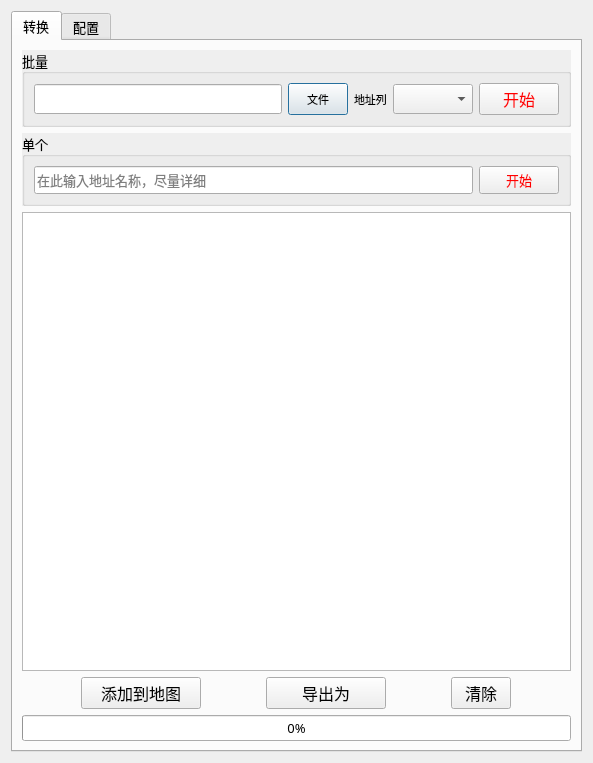
WShihan/GeocodeCN, file GeocodeCN_dialog_base.ui: the form before one commit.
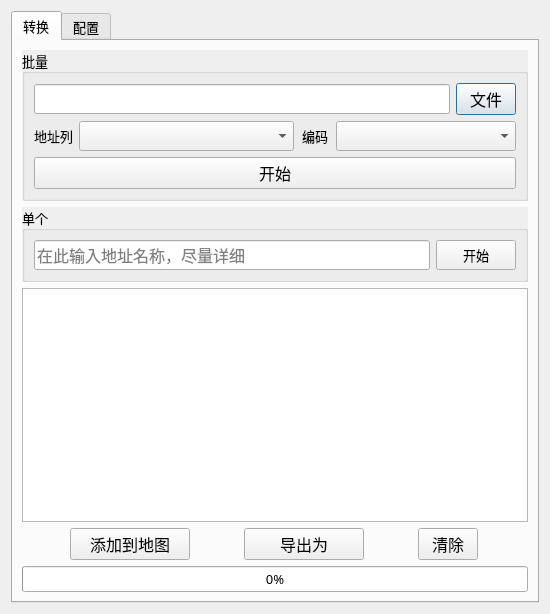
The form after the commit.

Commit message: feat: add encoding option

What changed in the file:
```diff
--- a/GeocodeCN_dialog_base.ui
+++ b/GeocodeCN_dialog_base.ui
@@ -2,14 +2,23 @@
 <ui version="4.0">
  <class>GeocodeCNDialogBase</class>
  <widget class="QDialog" name="GeocodeCNDialogBase">
+  <property name="enabled">
+   <bool>true</bool>
+  </property>
   <property name="geometry">
    <rect>
     <x>0</x>
     <y>0</y>
-    <width>593</width>
-    <height>763</height>
+    <width>550</width>
+    <height>614</height>
    </rect>
   </property>
+  <property name="minimumSize">
+   <size>
+    <width>550</width>
+    <height>550</height>
+   </size>
+  </property>
   <property name="windowTitle">
    <string>GeocodeCN</string>
   </property>
@@ -41,9 +50,9 @@
          <property name="title">
           <string>批量</string>
          </property>
-         <layout class="QHBoxLayout" name="horizontalLayout_4">
+         <layout class="QVBoxLayout" name="verticalLayout_7">
           <item>
-           <layout class="QHBoxLayout" name="horizontalLayout">
+           <layout class="QHBoxLayout" name="horizontalLayout_4">
             <item>
              <widget class="QLineEdit" name="le_file">
               <property name="minimumSize">
@@ -58,13 +67,22 @@
                 <height>60</height>
                </size>
               </property>
+              <property name="font">
+               <font>
+                <family>.AppleSystemUIFont</family>
+                <pointsize>12</pointsize>
+               </font>
+              </property>
+              <property name="readOnly">
+               <bool>true</bool>
+              </property>
              </widget>
             </item>
             <item>
              <widget class="QPushButton" name="btn_file">
               <property name="minimumSize">
                <size>
-                <width>40</width>
+                <width>60</width>
                 <height>20</height>
                </size>
               </property>
@@ -76,8 +94,8 @@
               </property>
               <property name="font">
                <font>
-                <family>微软雅黑</family>
-                <pointsize>8</pointsize>
+                <family>Heiti SC</family>
+                <pointsize>12</pointsize>
                </font>
               </property>
               <property name="cursor">
@@ -91,24 +109,28 @@
               </property>
              </widget>
             </item>
+           </layout>
+          </item>
+          <item>
+           <layout class="QHBoxLayout" name="horizontalLayout_12">
             <item>
              <widget class="QLabel" name="label">
+              <property name="sizePolicy">
+               <sizepolicy hsizetype="Maximum" vsizetype="Preferred">
+                <horstretch>0</horstretch>
+                <verstretch>0</verstretch>
+               </sizepolicy>
+              </property>
               <property name="minimumSize">
                <size>
                 <width>30</width>
                 <height>20</height>
                </size>
               </property>
-              <property name="maximumSize">
-               <size>
-                <width>60</width>
-                <height>40</height>
-               </size>
-              </property>
               <property name="font">
                <font>
-                <family>黑体</family>
-                <pointsize>8</pointsize>
+                <family>.AppleSystemUIFont</family>
+                <pointsize>10</pointsize>
                </font>
               </property>
               <property name="toolTip">
@@ -117,13 +139,69 @@
               <property name="text">
                <string>地址列</string>
               </property>
+              <property name="alignment">
+               <set>Qt::AlignCenter</set>
+              </property>
              </widget>
             </item>
             <item>
              <widget class="QComboBox" name="cb">
+              <property name="sizePolicy">
+               <sizepolicy hsizetype="Minimum" vsizetype="Fixed">
+                <horstretch>0</horstretch>
+                <verstretch>0</verstretch>
+               </sizepolicy>
+              </property>
               <property name="minimumSize">
                <size>
-                <width>80</width>
+                <width>180</width>
+                <height>30</height>
+               </size>
+              </property>
+              <property name="font">
+               <font>
+                <family>.AppleSystemUIFont</family>
+                <pointsize>12</pointsize>
+               </font>
+              </property>
+             </widget>
+            </item>
+            <item>
+             <widget class="QLabel" name="lbl_encoding">
+              <property name="sizePolicy">
+               <sizepolicy hsizetype="Maximum" vsizetype="Preferred">
+                <horstretch>0</horstretch>
+                <verstretch>0</verstretch>
+               </sizepolicy>
+              </property>
+              <property name="minimumSize">
+               <size>
+                <width>30</width>
+                <height>20</height>
+               </size>
+              </property>
+              <property name="font">
+               <font>
+                <family>.AppleSystemUIFont</family>
+                <pointsize>10</pointsize>
+               </font>
+              </property>
+              <property name="toolTip">
+               <string>用作地理编码的列</string>
+              </property>
+              <property name="text">
+               <string>编码</string>
+              </property>
+              <property name="alignment">
+               <set>Qt::AlignCenter</set>
+              </property>
+             </widget>
+            </item>
+            <item>
+             <widget class="QComboBox" name="cb_encoding">
+              <property name="minimumSize">
+               <size>
+                <width>180</width>
                 <height>30</height>
                </size>
               </property>
@@ -133,44 +211,53 @@
                 <height>30</height>
                </size>
               </property>
-             </widget>
-            </item>
-            <item>
-             <widget class="QPushButton" name="btn_start">
-              <property name="minimumSize">
-               <size>
-                <width>80</width>
-                <height>20</height>
-               </size>
-              </property>
-              <property name="maximumSize">
-               <size>
-                <width>120</width>
-                <height>40</height>
-               </size>
-              </property>
               <property name="font">
                <font>
-                <family>黑体</family>
+                <family>.AppleSystemUIFont</family>
                 <pointsize>12</pointsize>
                </font>
               </property>
-              <property name="cursor">
-               <cursorShape>PointingHandCursor</cursorShape>
-              </property>
-              <property name="toolTip">
-               <string>开始编码</string>
-              </property>
-              <property name="styleSheet">
-               <string notr="true">color:red;</string>
-              </property>
-              <property name="text">
-               <string>开始</string>
+              <property name="currentText">
+               <string/>
               </property>
              </widget>
             </item>
            </layout>
           </item>
+          <item>
+           <widget class="QPushButton" name="btn_start">
+            <property name="sizePolicy">
+             <sizepolicy hsizetype="Minimum" vsizetype="Fixed">
+              <horstretch>0</horstretch>
+              <verstretch>0</verstretch>
+             </sizepolicy>
+            </property>
+            <property name="minimumSize">
+             <size>
+              <width>80</width>
+              <height>30</height>
+             </size>
+            </property>
+            <property name="font">
+             <font>
+              <family>黑体</family>
+              <pointsize>12</pointsize>
+             </font>
+            </property>
+            <property name="cursor">
+             <cursorShape>PointingHandCursor</cursorShape>
+            </property>
+            <property name="toolTip">
+             <string>开始编码</string>
+            </property>
+            <property name="styleSheet">
+             <string notr="true"/>
+            </property>
+            <property name="text">
+             <string>开始</string>
+            </property>
+           </widget>
+          </item>
          </layout>
         </widget>
        </item>
@@ -188,17 +275,29 @@
             <item>
              <widget class="QLineEdit" name="leAddress">
               <property name="sizePolicy">
-               <sizepolicy hsizetype="Preferred" vsizetype="Fixed">
+               <sizepolicy hsizetype="Minimum" vsizetype="Fixed">
                 <horstretch>0</horstretch>
                 <verstretch>0</verstretch>
                </sizepolicy>
               </property>
+              <property name="minimumSize">
+               <size>
+                <width>0</width>
+                <height>30</height>
+               </size>
+              </property>
               <property name="maximumSize">
                <size>
                 <width>800</width>
-                <height>30</height>
+                <height>40</height>
                </size>
               </property>
+              <property name="font">
+               <font>
+                <family>.AppleSystemUIFont</family>
+                <pointsize>12</pointsize>
+               </font>
+              </property>
               <property name="placeholderText">
                <string>在此输入地址名称，尽量详细</string>
               </property>
@@ -215,7 +314,7 @@
               <property name="minimumSize">
                <size>
                 <width>80</width>
-                <height>20</height>
+                <height>30</height>
                </size>
               </property>
               <property name="font">
@@ -234,7 +333,7 @@
                <bool>false</bool>
               </property>
               <property name="styleSheet">
-               <string notr="true">color:red;</string>
+               <string notr="true"/>
               </property>
               <property name="text">
                <string>开始</string>
```
The commit also changes 5 other files.
